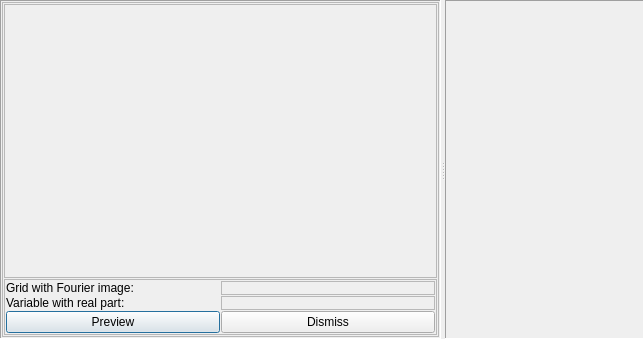
Before: the Qt Designer form imagejockey/imagejockeydialog.ui in PauloCarvalhoRJ/gammaray, drawn with Qt 5.
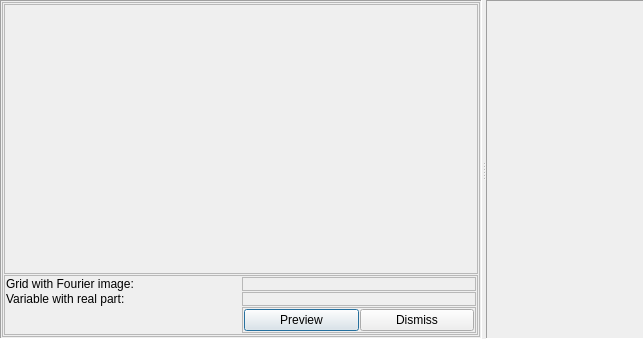
After: the same form once the commit is applied.

The edit to the form file:
```diff
--- a/imagejockey/imagejockeydialog.ui
+++ b/imagejockey/imagejockeydialog.ui
@@ -138,86 +138,113 @@
              <property name="spacing">
               <number>1</number>
              </property>
-             <item row="1" column="1">
-              <widget class="QFrame" name="frmCmbAttributePlaceholder">
-               <property name="frameShape">
-                <enum>QFrame::StyledPanel</enum>
-               </property>
-               <property name="frameShadow">
-                <enum>QFrame::Raised</enum>
-               </property>
-               <layout class="QVBoxLayout" name="verticalLayout_3">
-                <property name="spacing">
-                 <number>0</number>
-                </property>
-                <property name="leftMargin">
-                 <number>0</number>
-                </property>
-                <property name="topMargin">
-                 <number>0</number>
-                </property>
-                <property name="rightMargin">
-                 <number>0</number>
-                </property>
-                <property name="bottomMargin">
-                 <number>0</number>
-                </property>
-               </layout>
-              </widget>
-             </item>
              <item row="0" column="1">
-              <widget class="QFrame" name="frmCmbGridPlaceholder">
-               <property name="frameShape">
-                <enum>QFrame::StyledPanel</enum>
-               </property>
-               <property name="frameShadow">
-                <enum>QFrame::Raised</enum>
-               </property>
-               <layout class="QVBoxLayout" name="verticalLayout_4">
-                <property name="spacing">
-                 <number>0</number>
-                </property>
-                <property name="leftMargin">
-                 <number>0</number>
-                </property>
-                <property name="topMargin">
-                 <number>0</number>
-                </property>
-                <property name="rightMargin">
-                 <number>0</number>
-                </property>
-                <property name="bottomMargin">
-                 <number>0</number>
-                </property>
-               </layout>
-              </widget>
-             </item>
-             <item row="1" column="0">
-              <widget class="QLabel" name="label_2">
-               <property name="text">
-                <string>Variable with real part:</string>
-               </property>
-              </widget>
-             </item>
-             <item row="0" column="0">
               <widget class="QLabel" name="label">
                <property name="text">
                 <string>Grid with Fourier image:</string>
                </property>
               </widget>
              </item>
-             <item row="2" column="0">
-              <widget class="QPushButton" name="btnPreview">
+             <item row="1" column="1">
+              <widget class="QLabel" name="label_2">
                <property name="text">
-                <string>Preview</string>
+                <string>Variable with real part:</string>
                </property>
               </widget>
              </item>
-             <item row="2" column="1">
-              <widget class="QPushButton" name="btnDismiss">
-               <property name="text">
-                <string>Dismiss</string>
+             <item row="0" column="2">
+              <widget class="QFrame" name="frmCmbGridPlaceholder">
+               <property name="frameShape">
+                <enum>QFrame::StyledPanel</enum>
                </property>
+               <property name="frameShadow">
+                <enum>QFrame::Raised</enum>
+               </property>
+               <layout class="QVBoxLayout" name="verticalLayout_4">
+                <property name="spacing">
+                 <number>0</number>
+                </property>
+                <property name="leftMargin">
+                 <number>0</number>
+                </property>
+                <property name="topMargin">
+                 <number>0</number>
+                </property>
+                <property name="rightMargin">
+                 <number>0</number>
+                </property>
+                <property name="bottomMargin">
+                 <number>0</number>
+                </property>
+               </layout>
+              </widget>
+             </item>
+             <item row="1" column="2">
+              <widget class="QFrame" name="frmCmbAttributePlaceholder">
+               <property name="frameShape">
+                <enum>QFrame::StyledPanel</enum>
+               </property>
+               <property name="frameShadow">
+                <enum>QFrame::Raised</enum>
+               </property>
+               <layout class="QVBoxLayout" name="verticalLayout_3">
+                <property name="spacing">
+                 <number>0</number>
+                </property>
+                <property name="leftMargin">
+                 <number>0</number>
+                </property>
+                <property name="topMargin">
+                 <number>0</number>
+                </property>
+                <property name="rightMargin">
+                 <number>0</number>
+                </property>
+                <property name="bottomMargin">
+                 <number>0</number>
+                </property>
+               </layout>
+              </widget>
+             </item>
+             <item row="2" column="2">
+              <widget class="QFrame" name="frame">
+               <property name="frameShape">
+                <enum>QFrame::StyledPanel</enum>
+               </property>
+               <property name="frameShadow">
+                <enum>QFrame::Raised</enum>
+               </property>
+               <layout class="QHBoxLayout" name="horizontalLayout">
+                <property name="spacing">
+                 <number>1</number>
+                </property>
+                <property name="leftMargin">
+                 <number>1</number>
+                </property>
+                <property name="topMargin">
+                 <number>1</number>
+                </property>
+                <property name="rightMargin">
+                 <number>1</number>
+                </property>
+                <property name="bottomMargin">
+                 <number>1</number>
+                </property>
+                <item>
+                 <widget class="QPushButton" name="btnPreview">
+                  <property name="text">
+                   <string>Preview</string>
+                  </property>
+                 </widget>
+                </item>
+                <item>
+                 <widget class="QPushButton" name="btnDismiss">
+                  <property name="text">
+                   <string>Dismiss</string>
+                  </property>
+                 </widget>
+                </item>
+               </layout>
               </widget>
              </item>
             </layout>
```
